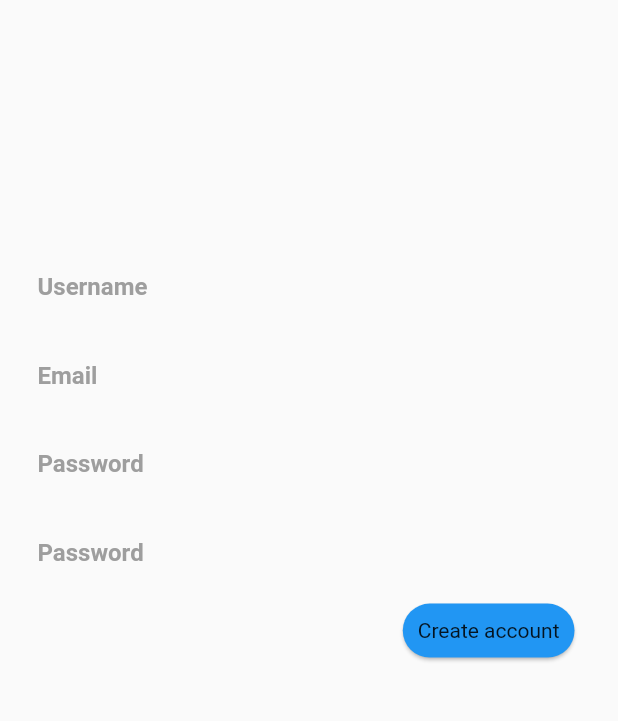
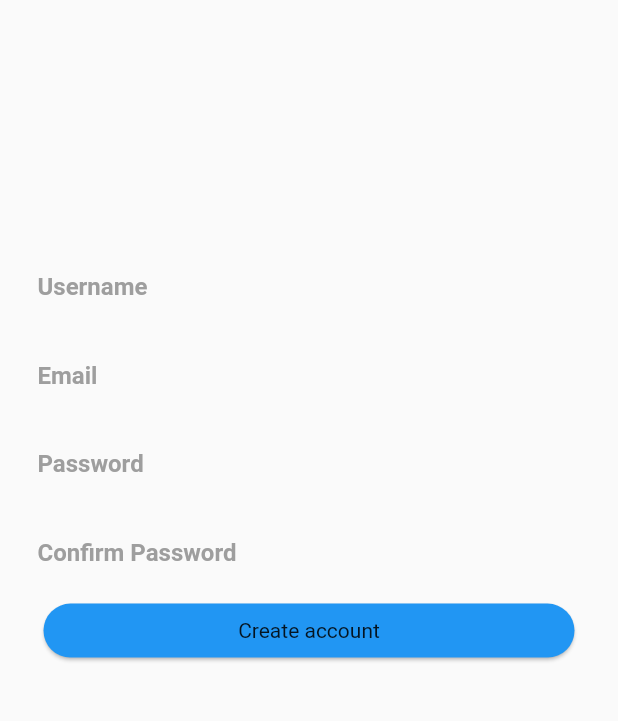
Before and after one commit to Bibhukiju/E-bmc, a Flutter app: the screen it shows after launch, after a tap on "Register", on a phone screen of 412 x 824 dp, the part 329-1050 px from its top. Run offline on Flutter 3.47's test engine with Material 2 defaults, Android fonts, the phone set to English and light mode, and no system bars; network calls fail.

Commit message:
register page code minimized

```diff
--- a/ebmc/lib/screens/Loginpage.dart
+++ b/ebmc/lib/screens/Loginpage.dart
@@ -141,7 +141,8 @@ class _HomePageState extends State<HomePage> {
                   )
                 ],
               )),
-          Row(
+          Expanded(
+            child: Row(
               mainAxisAlignment: MainAxisAlignment.center,
               children: <Widget>[
                 Text('New to e-bmc??'),
@@ -162,6 +163,7 @@ class _HomePageState extends State<HomePage> {
                 )
               ],
             ),
+          ),
         ],
       ),
     );
--- a/ebmc/lib/screens/signup.dart
+++ b/ebmc/lib/screens/signup.dart
@@ -11,6 +11,20 @@ class _SignUpPageState extends State<SignUpPage> {
   final TextEditingController repass = TextEditingController();
   final TextEditingController email = TextEditingController();
   final TextEditingController otp = TextEditingController();
+
+  TextField buildText({String labelTxt, TextEditingController textEdtCntrl}) {
+    return TextField(
+      controller: textEdtCntrl,
+      decoration: InputDecoration(
+          border: InputBorder.none,
+          labelText: labelTxt,
+          labelStyle: TextStyle(
+            fontWeight: FontWeight.bold,
+            color: Colors.grey,
+          )),
+    );
+  }
+
   @override
   Widget build(BuildContext context) {
     return Scaffold(
@@ -29,49 +43,10 @@ class _SignUpPageState extends State<SignUpPage> {
             padding: EdgeInsets.symmetric(horizontal: 25),
             child: Column(
               children: <Widget>[
-                TextField(
-                  controller: username,
-                  decoration: InputDecoration(
-                      border: InputBorder.none,
-                      labelText: "Username",
-                      labelStyle: TextStyle(
-                        fontWeight: FontWeight.bold,
-                        color: Colors.grey,
-                      )),
-                ),
-                TextField(
-                  controller: email,
-                  decoration: InputDecoration(
-                      border: InputBorder.none,
-                      labelText: "Email",
-                      labelStyle: TextStyle(
-                        fontWeight: FontWeight.bold,
-                        color: Colors.grey,
-                      )),
-                ),
-                TextField(
-                  obscureText: true,
-                  controller: password,
-                  decoration: InputDecoration(
-                      border: InputBorder.none,
-                      labelText: "Password",
-                      labelStyle: TextStyle(
-                        fontWeight: FontWeight.bold,
-                        color: Colors.grey,
-                      )),
-                ),
-                TextField(
-                  obscureText: true,
-                  controller: repass,
-                  decoration: InputDecoration(
-                      border: InputBorder.none,
-                      labelText: "Password",
-                      hintText: "Retype your password",
-                      labelStyle: TextStyle(
-                        fontWeight: FontWeight.bold,
-                        color: Colors.grey,
-                      )),
-                ),
+                buildText(labelTxt: "Username", textEdtCntrl: username),
+                buildText(labelTxt: "Email", textEdtCntrl: email),
+                buildText(labelTxt: "Password", textEdtCntrl: password),
+                buildText(labelTxt: "Confirm Password", textEdtCntrl: repass),
                 Align(
                   alignment: Alignment(1, 0),
                   child: Card(
@@ -129,9 +104,11 @@ class _SignUpPageState extends State<SignUpPage> {
                               ],
                             ));
                       },
-                      child: Container(
-                        padding: EdgeInsets.all(10),
-                        child: Text("Create account"),
+                      child: Center(
+                        child: Container(
+                          padding: EdgeInsets.all(10),
+                          child: Text("Create account"),
+                        ),
                       ),
                     ),
                   ),
```
Lines whose indentation alone changed are shown as unchanged.
